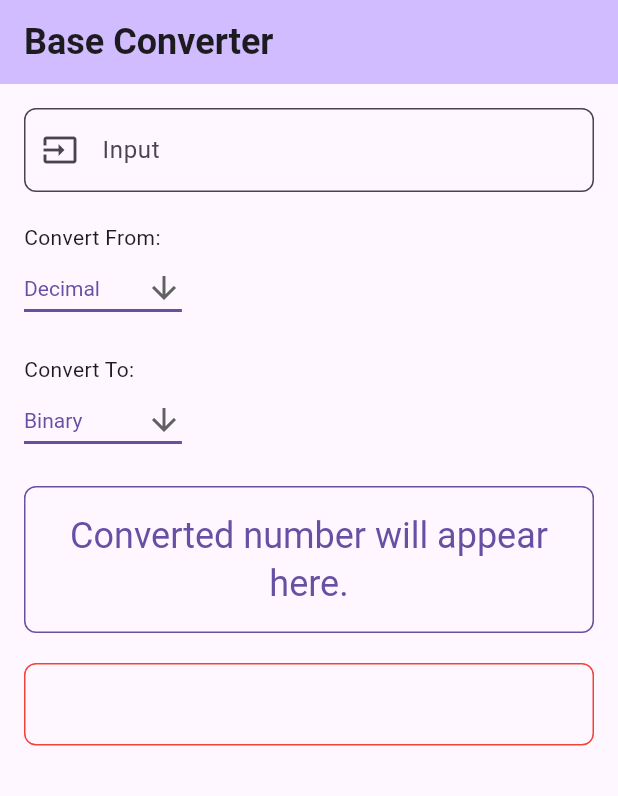
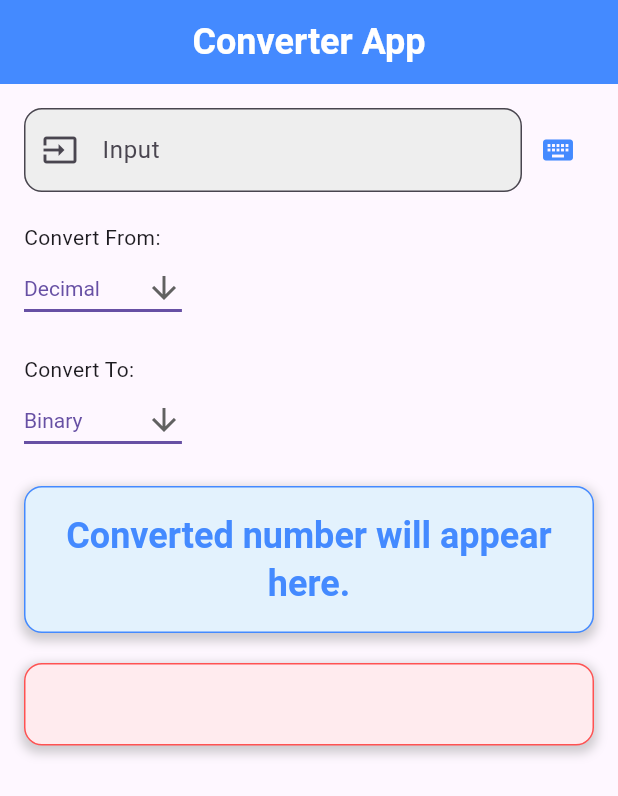
Before and after one commit to AffanShz/Converter, a Flutter app: the screen it shows after launch, on a phone screen of 412 x 824 dp. Shown: the top 796 px of the screen. Run offline on Flutter 3.47's test engine with Material 3 defaults, Android fonts, the phone set to English and light mode, and no system bars.

Commit message:
Menambahkan penjelasan proses konversi1

```diff
--- a/lib/widgets/converter_widget.dart
+++ b/lib/widgets/converter_widget.dart
@@ -25,6 +25,7 @@ class _ConverterWidgetState extends State<ConverterWidget> {
   final TextEditingController _controller = TextEditingController();
   String? _convertedValue;
   String _conversionExplanation = '';
+  bool _isNumericKeyboard = true;
 
 //Decimal to Binary
   String decimalToBinaryWithExplanation(int decimal) {
@@ -322,13 +323,15 @@ class _ConverterWidgetState extends State<ConverterWidget> {
   Widget build(BuildContext context) {
     return Scaffold(
       appBar: AppBar(
-        backgroundColor: Theme.of(context).colorScheme.inversePrimary,
+        backgroundColor: Colors.blueAccent,
         title: Text(
-          'Base Converter',
+          'Converter App',
           style: Theme.of(context).textTheme.headlineSmall?.copyWith(
                 fontWeight: FontWeight.bold,
+                color: Colors.white,
               ),
         ),
+        centerTitle: true,
       ),
       body: LayoutBuilder(
         builder: (context, constraints) {
@@ -342,20 +345,40 @@ class _ConverterWidgetState extends State<ConverterWidget> {
                   mainAxisAlignment: MainAxisAlignment.center,
                   crossAxisAlignment: CrossAxisAlignment.stretch,
                   children: <Widget>[
-                    TextFormField(
+                    Row(
+                      children: [
+                        Expanded(
+                          child: TextFormField(
                             controller: _controller,
                             decoration: InputDecoration(
                               border: OutlineInputBorder(
-                          borderRadius: BorderRadius.circular(8.0),
+                                borderRadius: BorderRadius.circular(12.0),
                               ),
                               filled: true,
-                        fillColor: Theme.of(context).colorScheme.surface,
+                              fillColor: Colors.grey[200],
                               hintText: 'Enter a number',
                               labelText: 'Input',
                               prefixIcon: const Icon(Icons.input),
                             ),
-                      keyboardType: TextInputType.number,
+                            keyboardType: _isNumericKeyboard
+                                ? TextInputType.number
+                                : TextInputType.text,
                             onChanged: _convertNumber,
+                          ),
+                        ),
+                        IconButton(
+                          icon: Icon(
+                              _isNumericKeyboard
+                                  ? Icons.keyboard
+                                  : Icons.numbers,
+                              color: Colors.blueAccent),
+                          onPressed: () {
+                            setState(() {
+                              _isNumericKeyboard = !_isNumericKeyboard;
+                            });
+                          },
+                        ),
+                      ],
                     ),
                     const SizedBox(height: 20),
                     isWideScreen
@@ -365,17 +388,26 @@ class _ConverterWidgetState extends State<ConverterWidget> {
                     Container(
                       padding: const EdgeInsets.all(16.0),
                       decoration: BoxDecoration(
-                        color: Theme.of(context).colorScheme.surface,
+                        color: Colors.blue[50],
                         border: Border.all(
-                          color: Theme.of(context).colorScheme.primary,
+                          color: Colors.blueAccent,
                         ),
-                        borderRadius: BorderRadius.circular(8.0),
+                        borderRadius: BorderRadius.circular(12.0),
+                        boxShadow: [
+                          BoxShadow(
+                            color: Colors.grey.withOpacity(0.5),
+                            spreadRadius: 2,
+                            blurRadius: 5,
+                            offset: const Offset(0, 3),
+                          ),
+                        ],
                       ),
                       child: Text(
                         _convertedValue ?? 'Converted number will appear here.',
                         style:
                             Theme.of(context).textTheme.headlineSmall?.copyWith(
-                                  color: Theme.of(context).colorScheme.primary,
+                                  color: Colors.blueAccent,
+                                  fontWeight: FontWeight.bold,
                                 ),
                         textAlign: TextAlign.center,
                       ),
@@ -384,16 +416,25 @@ class _ConverterWidgetState extends State<ConverterWidget> {
                     Container(
                       padding: const EdgeInsets.all(16.0),
                       decoration: BoxDecoration(
-                        color: Theme.of(context).colorScheme.surface,
+                        color: Colors.red[50],
                         border: Border.all(
-                          color: Colors.red,
+                          color: Colors.redAccent,
                         ),
-                        borderRadius: BorderRadius.circular(8.0),
+                        borderRadius: BorderRadius.circular(12.0),
+                        boxShadow: [
+                          BoxShadow(
+                            color: Colors.grey.withOpacity(0.5),
+                            spreadRadius: 2,
+                            blurRadius: 5,
+                            offset: const Offset(0, 3),
+                          ),
+                        ],
                       ),
                       child: Text(
                         _conversionExplanation,
                         style: Theme.of(context).textTheme.bodyMedium?.copyWith(
-                              color: Theme.of(context).colorScheme.onSurface,
+                              color: Colors.black,
+                              fontStyle: FontStyle.italic,
                             ),
                         textAlign: TextAlign.center,
                       ),
```
Lines whose indentation alone changed are shown as unchanged.
